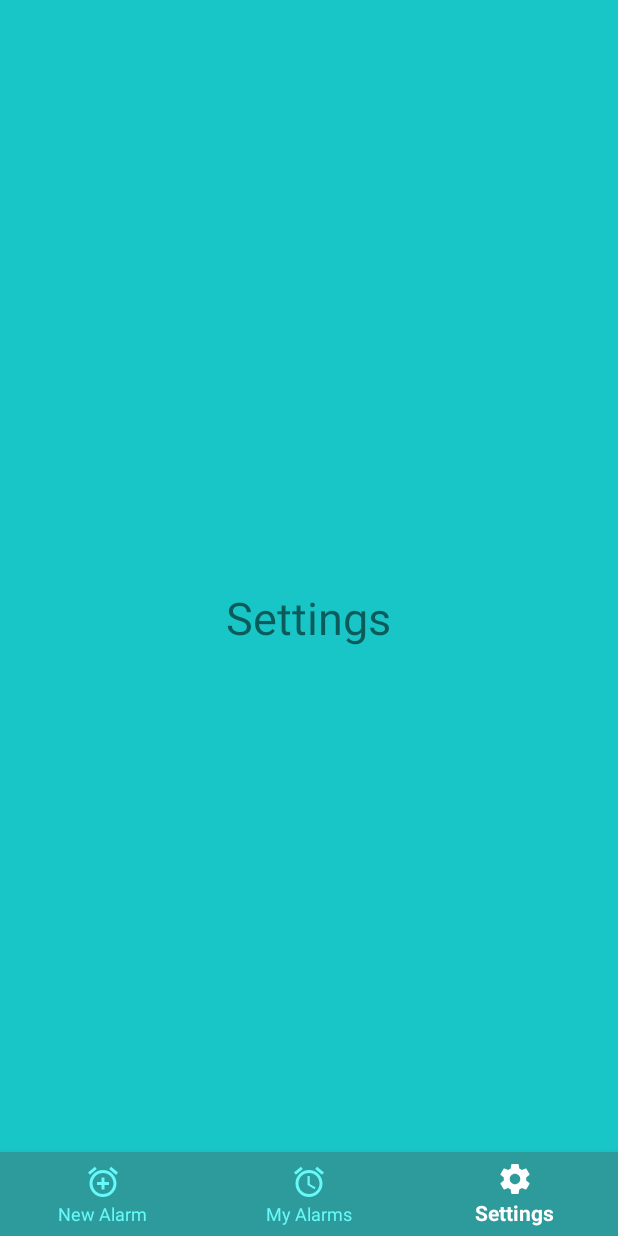
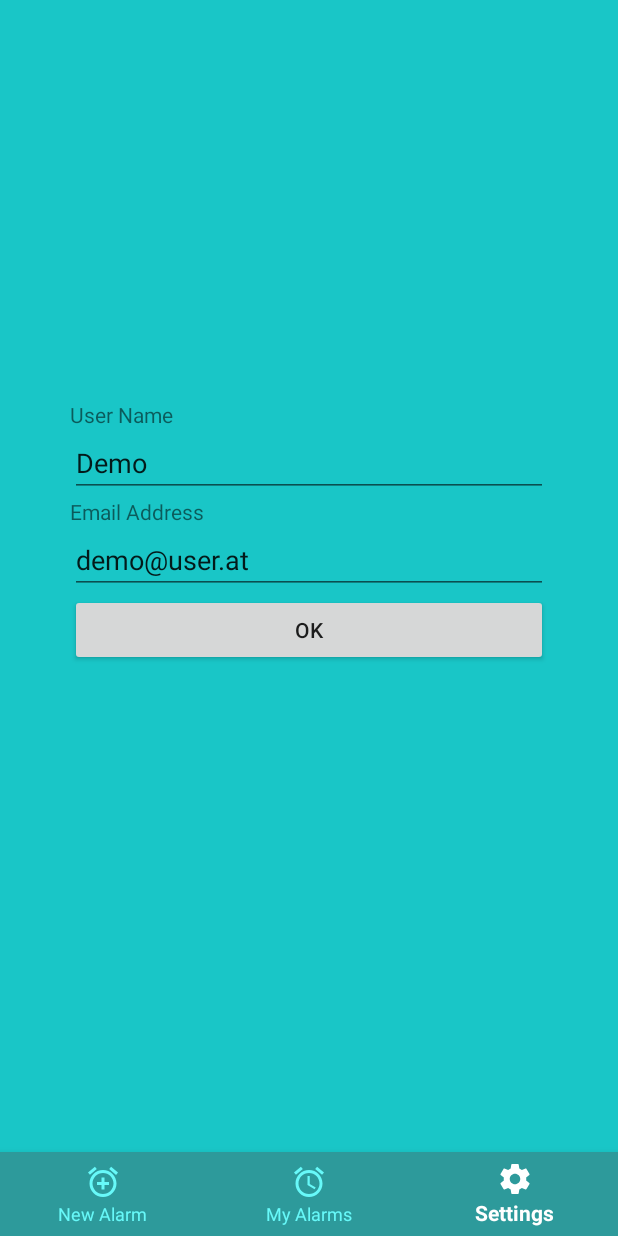
Before and after one commit to zex97/sleepphase, an Android app: the screen it shows after launch (MainActivity), item 3 of the bottom bar chosen, on a phone screen of 412 x 824 dp. Run offline under Robolectric (Android 15) with nearby library versions, the phone set to English and light mode, and no system bars.

Commit message:
current state

```diff
--- a/app/src/main/AndroidManifest.xml
+++ b/app/src/main/AndroidManifest.xml
@@ -12,6 +12,9 @@
         <activity android:name=".EditAlarmActivity"
                   android:theme="@style/AppTheme">
         </activity>
+        <activity android:name=".QuizActivity"
+            android:theme="@style/AppTheme">
+        </activity>
         <activity
                 android:name=".MainActivity"
                 android:label="@string/app_name"
--- a/app/src/main/java/com/mse/group1/sleepphase/fragments/NewAlarmFragment.java
+++ b/app/src/main/java/com/mse/group1/sleepphase/fragments/NewAlarmFragment.java
@@ -13,6 +13,7 @@ import androidx.constraintlayout.widget.ConstraintLayout;
 import androidx.fragment.app.Fragment;
 
 import com.mse.group1.sleepphase.EditAlarmActivity;
+import com.mse.group1.sleepphase.QuizActivity;
 import com.mse.group1.sleepphase.R;
 
 
@@ -32,6 +33,7 @@ public class NewAlarmFragment extends Fragment {
         View fragmentView = inflater.inflate(R.layout.fragment_new_alarm, container, false);
 
         Button createNewAlarmButton = fragmentView.findViewById(R.id.createNew);
+        Button quizButton = fragmentView.findViewById(R.id.takeQuizButton);
 
         createNewAlarmButton.setOnClickListener(
                 new View.OnClickListener() {
@@ -44,6 +46,18 @@ public class NewAlarmFragment extends Fragment {
                     }
                 }
         );
+
+        /*quizButton.setOnClickListener(
+                new View.OnClickListener() {
+                    @Override
+                    public void onClick(View v) {
+                        v.startAnimation(AnimationUtils.loadAnimation(getActivity(), R.anim.anim_item));
+                        Intent intent = new Intent(getActivity(), QuizActivity.class);
+                        //intent.putExtra(null, (int) v.getTag());
+                        startActivity(intent);
+                    }
+                }
+        );*/
         return fragmentView;
     }
 
--- a/app/src/main/res/layout/fragment_new_alarm.xml
+++ b/app/src/main/res/layout/fragment_new_alarm.xml
@@ -25,7 +25,26 @@
                 android:layout_width="match_parent"
                 android:layout_height="wrap_content"
                 android:paddingBottom="30px"
-                android:text="Let's get started!!\n If you know what you are doing, just press the button 'Create New Alarm'. Otherwise you may want to read about our different alarm types below." />
+                android:text="Let's get started!!\n If you know what you are doing, just press the button 'Create New Alarm'. Otherwise you may want to take the quiz to find the alarm type that would fit you best or read about the different alarm types below." />
+
+            <TextView
+                android:id="@+id/textView10"
+                android:layout_width="match_parent"
+                android:layout_height="wrap_content"
+                android:paddingTop="30px"
+                android:text="Find Your Perfect Alarm" />
+
+            <Button
+                android:id="@+id/takeQuizButton"
+                android:layout_width="match_parent"
+                android:layout_height="wrap_content"
+                android:text="Take The Quiz" />
+
+            <TextView
+                android:id="@+id/textView12"
+                android:layout_width="match_parent"
+                android:layout_height="wrap_content"
+                android:text="Erstelle einen Alarm ohne Quiz" />
 
             <Button
                 android:id="@+id/createNew"
@@ -47,6 +66,7 @@
                 android:id="@+id/textView11"
                 android:layout_width="match_parent"
                 android:layout_height="wrap_content"
+                android:paddingBottom="170px"
                 android:text="Step By Step\nThis alarm will help you slowly achieve your sleeping goals. By setting the alarm earlier step by step, you will not have a big change all at once, but slowly get used to the new time you want to get up at.\nThe alarm will ring earlier for a certain number of minutes (that you pick) every few days. You will also choose the interval.\n\nThis migth be the right alarm for you if you:\n- prefer gradual change\n- you have some time to change up your sleep schedule\n\nAbout setting this alarm:\nYou need to pick the time you currently get up at. The alarm will start off ringing at that time.\nYou need to set the time by which the alarm should ring earlier every time the time gets set to an earlier time.\nYou also need to pick the interval at which the alarm will ring a bit earlier.\nAnd you will have to pick your desired wakeup time, so that the alarm will stop getting earlier when that time has been reached." />
 
         </LinearLayout>
--- a/app/src/main/res/layout/fragment_settings.xml
+++ b/app/src/main/res/layout/fragment_settings.xml
@@ -5,12 +5,55 @@
                 android:layout_height="match_parent"
                 tools:context=".fragments.SettingsFragment">
 
-    <!-- TODO: Update blank fragment layout -->
-    <TextView
-            android:layout_width="wrap_content"
-            android:layout_height="wrap_content"
-            android:layout_centerInParent="true"
-            android:text="@string/title_settings"
-            android:textSize="30sp" />
+    <androidx.constraintlayout.widget.ConstraintLayout
+        xmlns:android="http://schemas.android.com/apk/res/android" android:layout_width="match_parent"
+        android:layout_height="match_parent">
+
+        <LinearLayout
+            android:layout_width="match_parent"
+            android:layout_height="match_parent"
+            android:background="@color/colorPrimary"
+            android:orientation="vertical"
+            android:paddingLeft="70px"
+            android:paddingTop="400px"
+            android:paddingRight="70px">
+
+            <TextView
+                android:id="@+id/textView8"
+                android:layout_width="match_parent"
+                android:layout_height="wrap_content"
+                android:text="User Name" />
+
+            <EditText
+                android:id="@+id/editTextTextPersonName4"
+                android:layout_width="match_parent"
+                android:layout_height="wrap_content"
+                android:ems="10"
+                android:inputType="textPersonName"
+                android:text="Demo" />
+
+            <TextView
+                android:id="@+id/textView9"
+                android:layout_width="match_parent"
+                android:layout_height="wrap_content"
+                android:text="Email Address" />
+
+            <EditText
+                android:id="@+id/editTextTextEmailAddress"
+                android:layout_width="match_parent"
+                android:layout_height="wrap_content"
+                android:ems="10"
+                android:inputType="textEmailAddress"
+                android:text="demo@user.at" />
+
+            <Button
+                android:id="@+id/button"
+                android:layout_width="match_parent"
+                android:layout_height="wrap_content"
+                android:text="OK" />
+
+
+        </LinearLayout>
+    </androidx.constraintlayout.widget.ConstraintLayout>
 
 </RelativeLayout>
```
